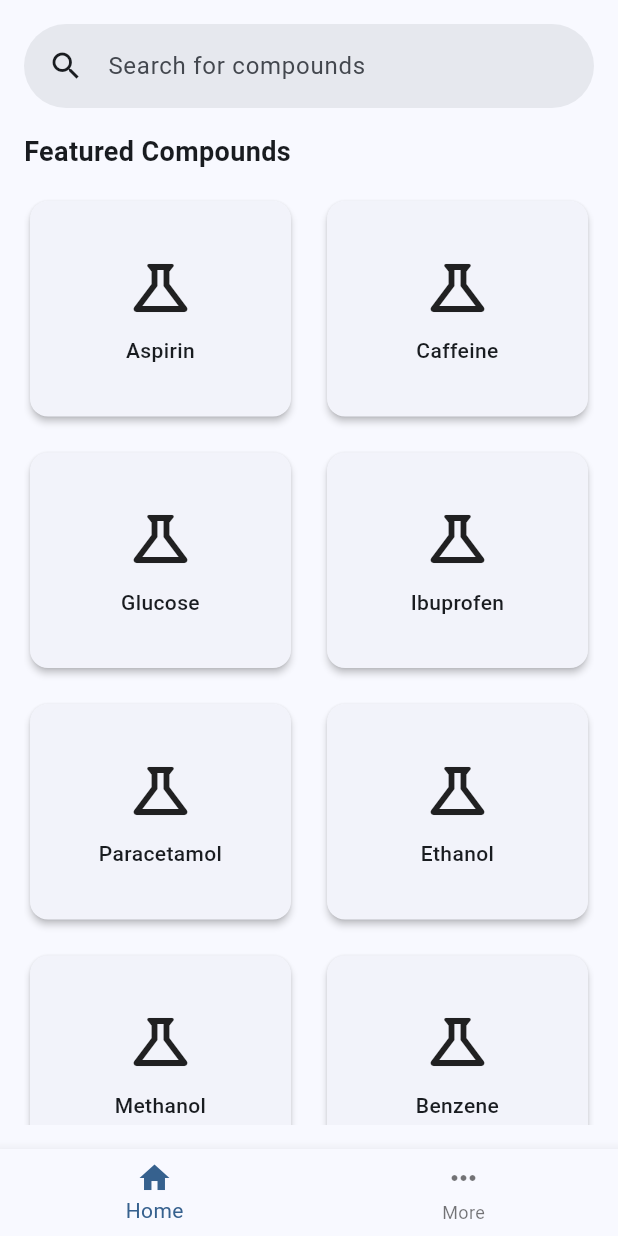
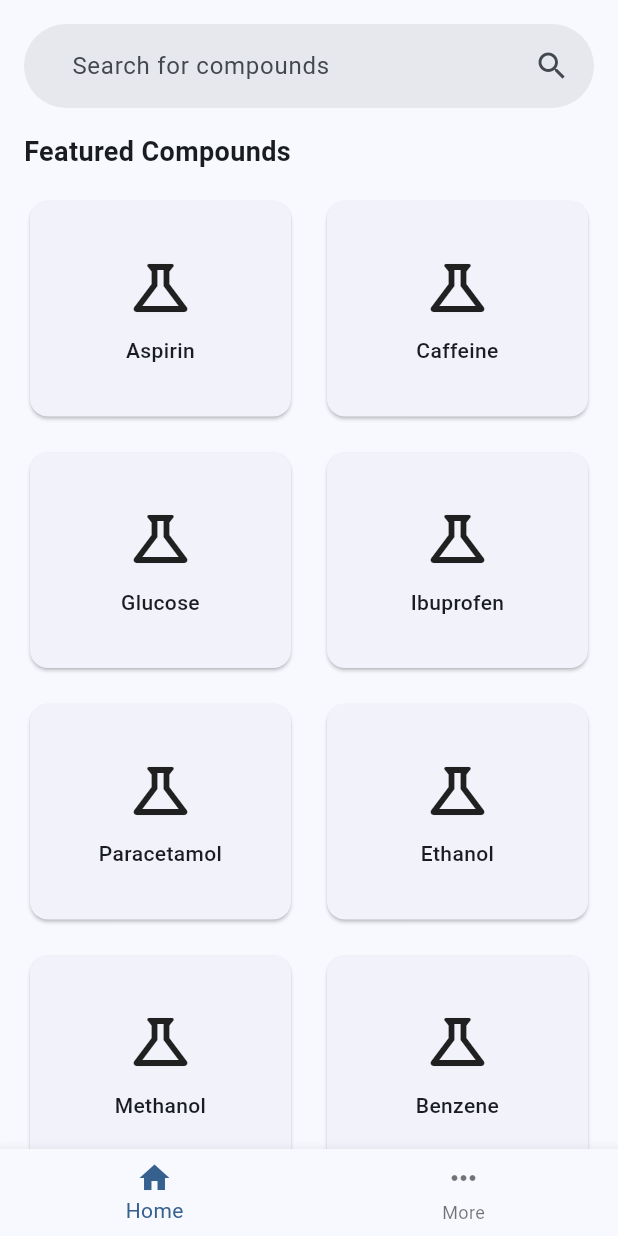
Before and after one commit to monirhelalee/pub_chem, a Flutter app: the screen it shows after launch, on a phone screen of 412 x 824 dp. Run offline on Flutter 3.47's test engine with Material 3 defaults, Android fonts, the phone set to English and light mode, and no system bars; our stand-ins replace bloc, dio, flutter_bloc, get_it, go_router, shared_preferences; generated files the repository leaves out were written again.

Commit message:
add search UI and compound details navigation with argument

```diff
--- a/lib/app/router/app_router.dart
+++ b/lib/app/router/app_router.dart
@@ -3,9 +3,11 @@
 import 'package:go_router/go_router.dart';
 import 'package:pub_chem/app/config/service_locator.dart';
 import 'package:pub_chem/app/router/app_routes.dart';
+import 'package:pub_chem/compound_details/view/compound_details_screen.dart';
 import 'package:pub_chem/home/view/home_screen.dart';
 import 'package:pub_chem/more/view/more_screen.dart';
 import 'package:pub_chem/navbar/view/navbar_view.dart';
+import 'package:pub_chem/search/view/search_screen.dart';
 import 'package:pub_chem/splash/view/bloc/splash_bloc.dart';
 import 'package:pub_chem/splash/view/splash_screen.dart';
 
@@ -47,6 +49,21 @@
           return const NavbarView();
         },
       ),
+      GoRoute(
+        path: AppRoutes.search,
+        name: 'search',
+        builder: (BuildContext context, GoRouterState state) {
+          return const SearchScreen();
+        },
+      ),
+      GoRoute(
+        path: AppRoutes.compoundDetails,
+        name: 'compoundDetails',
+        builder: (BuildContext context, GoRouterState state) {
+          final compoundName = state.extra as String? ?? '';
+          return CompoundDetailsScreen(compoundName: compoundName);
+        },
+      ),
     ],
   );
 
--- a/lib/app/router/app_routes.dart
+++ b/lib/app/router/app_routes.dart
@@ -5,11 +5,16 @@
   static const String home = '/home';
   static const String more = '/more';
   static const String navbar = '/navbar';
+  static const String search = '/search';
+  static const String compoundDetails = '/compound-details';
 
   static const List<String> allRoutes = [
     splash,
     home,
     more,
+    navbar,
+    search,
+    compoundDetails,
   ];
 
   static bool isValidRoute(String route) {
--- a/lib/home/view/home_screen.dart
+++ b/lib/home/view/home_screen.dart
@@ -1,4 +1,6 @@
 import 'package:flutter/material.dart';
+import 'package:go_router/go_router.dart';
+import 'package:pub_chem/app/router/app_routes.dart';
 import 'package:pub_chem/app/utils/constants.dart';
 
 class HomeScreen extends StatelessWidget {
@@ -8,17 +10,19 @@
   Widget build(BuildContext context) {
     return SafeArea(
       child: Padding(
-        padding: const .all(16),
+        padding: const .only(left: 16, right: 16, top: 16),
         child: Column(
           crossAxisAlignment: .start,
           children: [
             SearchBar(
-              leading: const Icon(Icons.search),
+              trailing: const [Icon(Icons.search)],
               hintText: 'Search for compounds',
-              onChanged: (value) {},
-              padding: .all(const .only(left: 16)),
+              padding: .all(const .only(left: 16, right: 16)),
               elevation: .all(0),
               readOnly: true,
+              onTap: () async {
+                await context.push(AppRoutes.search);
+              },
             ),
             const SizedBox(height: 16),
             const Text(
@@ -39,9 +43,16 @@
                 ),
                 itemCount: Constants.featuredCompounds.length,
                 itemBuilder: (BuildContext context, int index) {
-                  final compound = Constants.featuredCompounds[index];
-                  return Card(
-                    elevation: 2,
+                  final compoundName = Constants.featuredCompounds[index];
+                  return InkWell(
+                    onTap: () async {
+                      await context.push(
+                        AppRoutes.compoundDetails,
+                        extra: compoundName,
+                      );
+                    },
+                    child: Card(
+                      elevation: 1,
                       child: Center(
                         child: Padding(
                           padding: const .all(8),
@@ -54,7 +65,7 @@
                                 size: 48,
                               ),
                               Text(
-                              compound,
+                                compoundName,
                                 textAlign: .center,
                                 style: const TextStyle(
                                   fontSize: 14,
@@ -62,6 +73,7 @@
                                 ),
                               ),
                             ],
+                          ),
                         ),
                       ),
                     ),
```
Also changed, not shown: lib/compound_details/view/compound_details_screen.dart (added, +24 -0 lines), lib/search/view/search_screen.dart (added, +36 -0 lines). Lines whose indentation alone changed are shown as unchanged.
